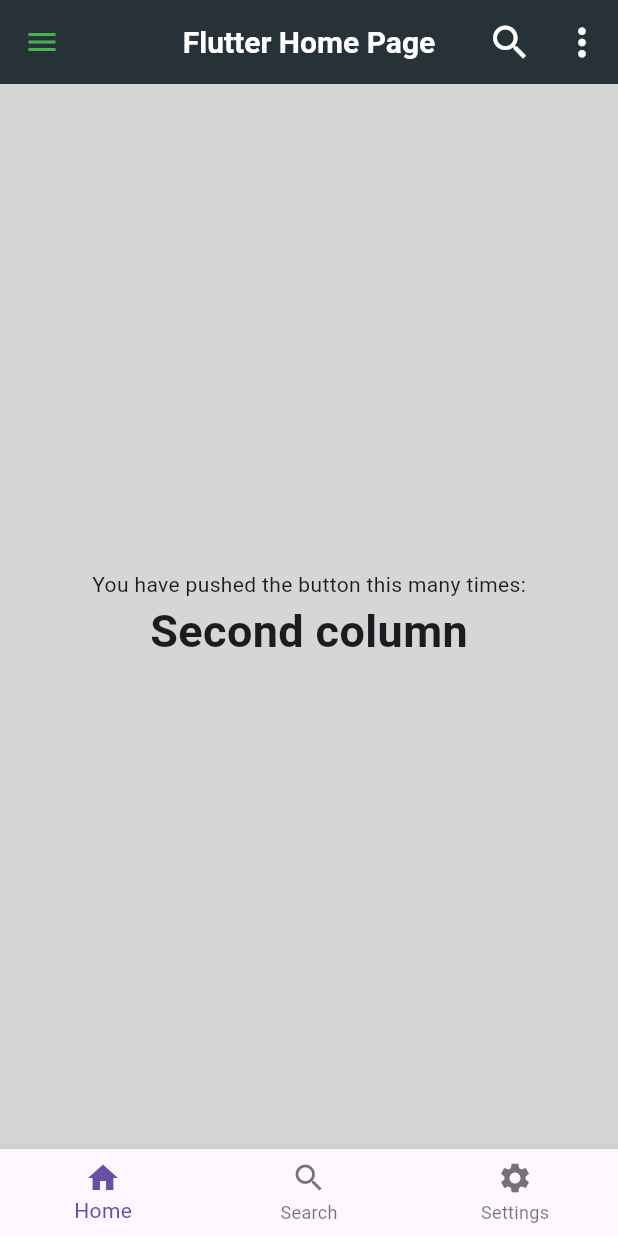
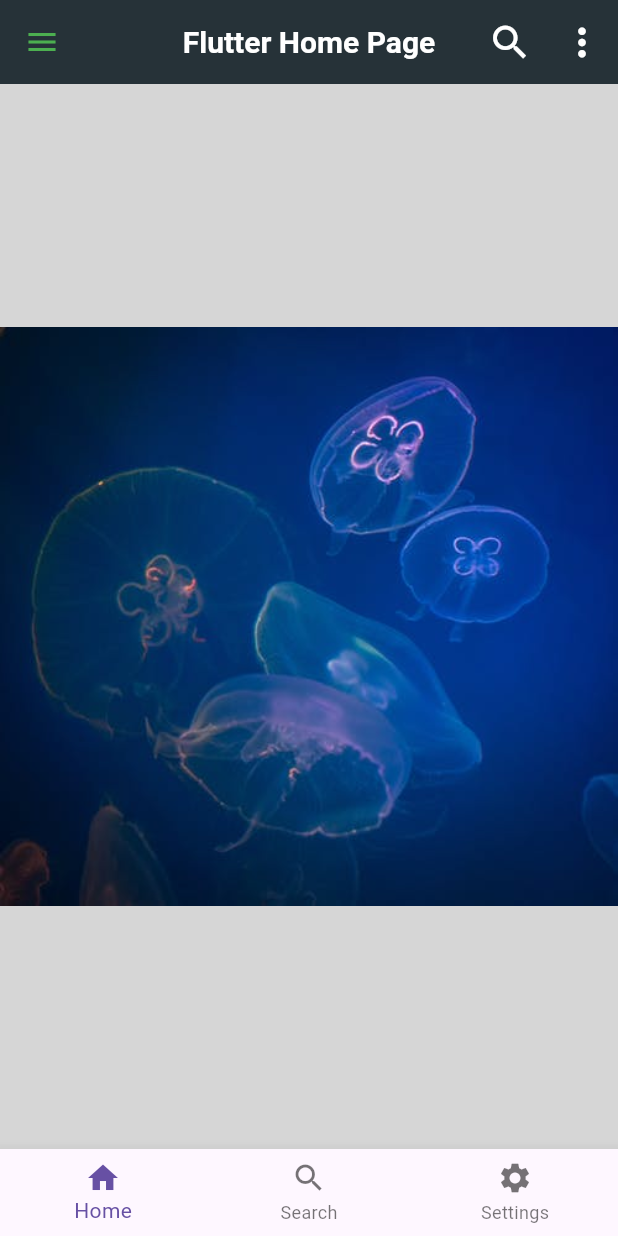
Before and after one commit to uimarshall/flutter_stuffs_2024, a Flutter app: the screen it shows after launch, on a phone screen of 412 x 824 dp. Run offline on Flutter 3.47's test engine with Material 3 defaults, Android fonts, the phone set to English and light mode, and no system bars.

Commit message:
Add image and assets

```diff
--- a/lib/main.dart
+++ b/lib/main.dart
@@ -1,5 +1,5 @@
 import 'package:flutter/material.dart';
-import 'screens/HomePage.dart';
+import 'screens/home_page.dart';
 
 void main() {
   runApp(const MyApp());
--- a/lib/screens/HomePage.dart
+++ b/lib/screens/home_page.dart
@@ -69,7 +69,7 @@ class HomePage extends StatelessWidget {
               title: const Text('Logout'),
               onTap: () {},
             ),
-            Divider(
+            const Divider(
               color: Colors.black,
               height: 0.5,
             ),
@@ -103,22 +103,24 @@ class HomePage extends StatelessWidget {
           ],
         ),
       ),
-      body: const Center(
-        child: Column(
-          mainAxisAlignment: MainAxisAlignment.center,
-          children: <Widget>[
-            Text(
-              'You have pushed the button this many times:',
-            ),
-            Text(
-              'Second column',
-              style: TextStyle(
-                fontSize: 30.0,
-                fontWeight: FontWeight.bold,
-              ),
-            ),
-          ],
-        ),
+      body: Center(
+        child: Image.asset('assets/images/background-3.jpeg'),
+
+        // child: Column(
+        //   mainAxisAlignment: MainAxisAlignment.center,
+        //   children: <Widget>[
+        //     Text(
+        //       'You have pushed the button this many times:',
+        //     ),
+        //     Text(
+        //       'Second column',
+        //       style: TextStyle(
+        //         fontSize: 30.0,
+        //         fontWeight: FontWeight.bold,
+        //       ),
+        //     ),
+        //   ],
+        // ),
       ),
       bottomNavigationBar: BottomNavigationBar(items: const [
         BottomNavigationBarItem(icon: Icon(Icons.home), label: 'Home'),
```
Also changed, not shown: pubspec.yaml (+10 -6 lines), assets/images/background-3.jpeg (added), assets/images/coder-space.jpg (added), assets/images/coding-1.jpg (added), assets/images/coding-coffee.jpg (added), assets/images/comp-4.jpg (added), lib/screens/loading_page.dart (added).
